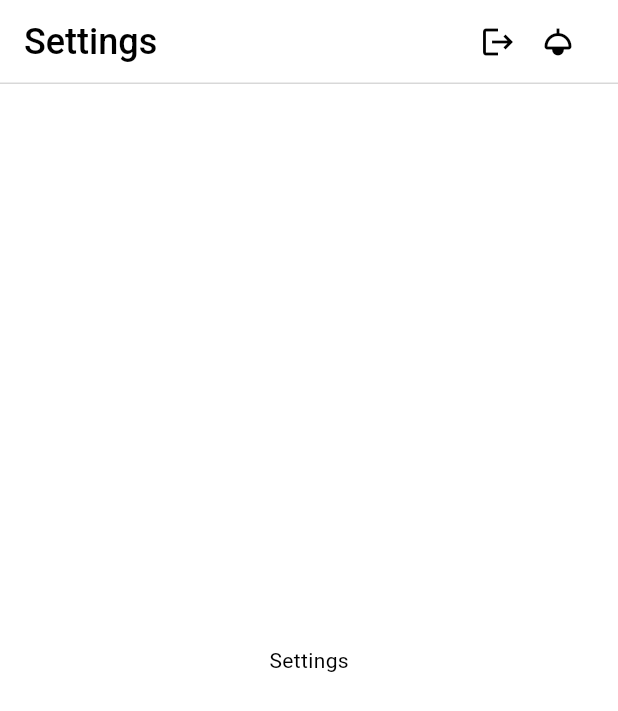
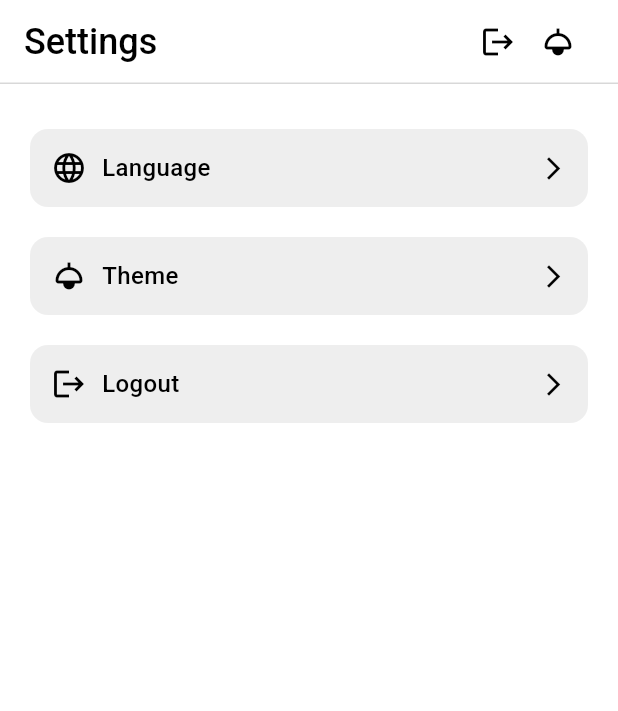
Before and after one commit to ritik453rr/flutter_cpit, a Flutter app: the SettingsView screen opened directly, on a phone screen of 412 x 824 dp. Shown: the top 711 px of the screen. Run offline on Flutter 3.47's test engine with Material 3 defaults, Android fonts, the phone set to English and light mode, and no system bars; our stand-ins replace flutter_svg, get, get_storage, widget_and_text_animator; accounts and stored records are empty.

Commit message:
Creating settings view

```diff
--- a/lib/common/app_fontsize.dart
+++ b/lib/common/app_fontsize.dart
@@ -1,5 +1,7 @@
 /// Defines standard font sizes used throughout the app.
 class AppFontsize {
   static const font12 = 12.0;
+  static const font16 = 16.0;
+
   static const font30 = 30.0;
 }
--- a/lib/common/app_theme.dart
+++ b/lib/common/app_theme.dart
@@ -2,6 +2,7 @@ import 'package:cpit/common/app_colors.dart';
 import 'package:cpit/common/app_fontsize.dart';
 import 'package:cpit/common/app_storage.dart';
 import 'package:cpit/common/common_ui.dart';
+import 'package:cpit/common/restart_app.dart';
 import 'package:cpit/global.dart';
 import 'package:flutter/material.dart';
 import 'package:get/get.dart';
@@ -15,14 +16,16 @@ class AppTheme {
     Global.setSafeArea(isDark: newIsDark);
     AppStorage.setThemeMode(isDark: newIsDark);
     Get.changeThemeMode(newIsDark ? ThemeMode.dark : ThemeMode.light);
+    RestartApp.restartApp(Get.context!);
   }
 
   /// Returns the light theme configuration.
   static ThemeData lightTheme() {
     return ThemeData(
       brightness: Brightness.light,
+      cardColor: Colors.grey[200],
       scaffoldBackgroundColor: AppColors.white,
-      splashFactory: NoSplash.splashFactory,
+      // splashFactory: NoSplash.splashFactory,
       bottomNavigationBarTheme: BottomNavigationBarThemeData(
         backgroundColor: AppColors.white,
         selectedItemColor: AppColors.black,
@@ -40,7 +43,7 @@ class AppTheme {
         bodyMedium: TextStyle(color: Colors.black),
       ),
 
-      iconTheme: const IconThemeData(color: AppColors.black),
+      iconTheme: IconThemeData(color: Colors.black),
 
       floatingActionButtonTheme: const FloatingActionButtonThemeData(
         backgroundColor: Colors.blue,
@@ -84,6 +87,8 @@ class AppTheme {
   static ThemeData darkTheme() {
     return ThemeData(
       brightness: Brightness.dark,
+      cardColor: Colors.grey.withValues(alpha: 0.09),
+
       scaffoldBackgroundColor: Colors.black,
       splashFactory: NoSplash.splashFactory,
       appBarTheme: AppBarTheme(
@@ -91,8 +96,7 @@ class AppTheme {
         foregroundColor: AppColors.black,
         surfaceTintColor: AppColors.black,
         titleTextStyle: CommonUi.customTextStyle(color: AppColors.white),
-                actionsIconTheme: IconThemeData(color: AppColors.white),
-
+        actionsIconTheme: IconThemeData(color: AppColors.white),
       ),
       bottomNavigationBarTheme: BottomNavigationBarThemeData(
         backgroundColor: AppColors.black,
--- a/lib/common/common_ui.dart
+++ b/lib/common/common_ui.dart
@@ -48,6 +48,15 @@ class CommonUi {
     return TextStyle(fontFamily: fontFamily, color: color, fontSize: fontSize);
   }
 
+
+/// Method to return round border decoration
+  static BoxDecoration roundDecoration({Color color=Colors.grey,double borderRadius=12}) {
+    return BoxDecoration(
+      color: color,
+      borderRadius: BorderRadius.circular(borderRadius)
+    );
+  }
+
   /// Custom TextButton
   static Widget textButton({
     required String title,
@@ -78,7 +87,7 @@ class CommonUi {
     );
   }
 
- /// Returns a customizable loading spinner widget.
+  /// Returns a customizable loading spinner widget.
   static Widget loadinIndicator({
     double height = 25,
     double width = 25,
--- /dev/null
+++ b/lib/common/restart_app.dart
@@ -0,0 +1,32 @@
+import 'package:flutter/material.dart';
+
+/// Widget to restart the App.
+class RestartApp extends StatefulWidget {
+  final Widget child;
+
+  const RestartApp({super.key, required this.child});
+
+  static void restartApp(BuildContext context) {
+    final _RestartAppState? state =
+        context.findAncestorStateOfType<_RestartAppState>();
+    state?.restartApp();
+  }
+
+  @override
+  State<RestartApp> createState() => _RestartAppState();
+}
+
+class _RestartAppState extends State<RestartApp> {
+  Key key = UniqueKey();
+
+  void restartApp() {
+    setState(() {
+      key = UniqueKey(); // Rebuild the whole subtree
+    });
+  }
+
+  @override
+  Widget build(BuildContext context) {
+    return KeyedSubtree(key: key, child: widget.child);
+  }
+}
--- a/lib/main.dart
+++ b/lib/main.dart
@@ -1,5 +1,6 @@
 import 'package:cpit/common/app_storage.dart';
 import 'package:cpit/common/app_theme.dart';
+import 'package:cpit/common/restart_app.dart';
 import 'package:cpit/global.dart';
 import 'package:cpit/language/app_language.dart';
 import 'package:cpit/routing/app_pages.dart';
@@ -9,9 +10,10 @@ import 'package:get/get_navigation/src/root/get_material_app.dart';
 import 'package:get_storage/get_storage.dart';
 
 void main() async {
+  WidgetsFlutterBinding.ensureInitialized();
   await GetStorage.init();
   Global.setSafeArea(isDark: AppStorage.isDarkTheme());
-  runApp(const MyApp());
+  runApp(RestartApp(child: const MyApp()));
 }
 
 class MyApp extends StatelessWidget {
--- /dev/null
+++ b/lib/model/setting_model.dart
@@ -0,0 +1,14 @@
+import 'package:flutter/widgets.dart';
+
+/// Settings model to create settings item.
+class SettingModel {
+  IconData icon;
+  String title;
+  IconData suffixIcon;
+
+  SettingModel({
+    required this.icon,
+    required this.title,
+    required this.suffixIcon,
+  });
+}
--- a/lib/pages/dashboard/settings/settings_controller.dart
+++ b/lib/pages/dashboard/settings/settings_controller.dart
@@ -1,9 +1,29 @@
 import 'package:cpit/common/app_storage.dart';
+import 'package:cpit/model/setting_model.dart';
 import 'package:cpit/routing/app_routes.dart';
+import 'package:flutter/material.dart';
 import 'package:get/get.dart';
 
 /// Controller for handling logic and actions on the Settings screen.
 class SettingsController extends GetxController {
+  /// Lists
+  var settings = <SettingModel>[
+    SettingModel(
+      icon: Icons.language,
+      title: "Language",
+      suffixIcon: Icons.arrow_forward_ios,
+    ),
+    SettingModel(
+      icon: Icons.light,
+      title: "Theme",
+      suffixIcon: Icons.arrow_forward_ios,
+    ),
+    SettingModel(
+      icon: Icons.logout,
+      title: "Logout",
+      suffixIcon: Icons.arrow_forward_ios,
+    ),
+  ];
   void logout() {
     AppStorage.setLoginStatus(status: false);
     Get.offAllNamed(AppRoutes.login);
--- a/lib/pages/dashboard/settings/settings_view.dart
+++ b/lib/pages/dashboard/settings/settings_view.dart
@@ -1,6 +1,11 @@
+import 'package:cpit/common/app_fonts.dart';
+import 'package:cpit/common/app_fontsize.dart';
+import 'package:cpit/common/common_ui.dart';
 import 'package:cpit/common/custom_appbar.dart';
+import 'package:cpit/global.dart';
 import 'package:cpit/language/strings.dart';
 import 'package:cpit/pages/dashboard/settings/settings_controller.dart';
+import 'package:cpit/pages/dashboard/settings/widgets/settings_widgets.dart';
 import 'package:flutter/material.dart';
 import 'package:get/get.dart';
 
@@ -20,7 +25,23 @@ class SettingsView extends StatelessWidget {
         },
       ),
 
-      body: Center(child: Text(Strings.settings.tr)),
+      body: ListView.builder(
+        padding: EdgeInsets.symmetric(
+          horizontal: Global.hzPadding,
+          vertical: 30,
+        ),
+        itemCount: controller.settings.length,
+        itemBuilder: (context, index) {
+          final item = controller.settings[index];
+          return settingItem(
+            icon: item.icon,
+            title: item.title,
+            suffixIcon: item.suffixIcon,
+          );
+
+
+        },
+      ),
     );
   }
 }
--- /dev/null
+++ b/lib/pages/dashboard/settings/widgets/settings_widgets.dart
@@ -0,0 +1,45 @@
+import 'package:cpit/common/app_fonts.dart';
+import 'package:cpit/common/app_fontsize.dart';
+import 'package:cpit/common/common_ui.dart';
+import 'package:cpit/global.dart';
+import 'package:flutter/material.dart';
+import 'package:get/get.dart';
+
+/// Setting Widget to create setting item
+Widget settingItem({
+  required IconData icon,
+  required String title,
+  required IconData suffixIcon,
+  bool isLast = false,
+}) {
+  return InkWell(
+    // splashColor: Colors.red,
+
+    // highlightColor: Colors.red,
+    onTap: () {
+      Global.hapticFeedback();
+    },
+    child: Container(
+      padding: EdgeInsets.all(14),
+      margin: EdgeInsets.only(bottom: isLast ? 0 : 20),
+      decoration: CommonUi.roundDecoration(
+        color: Theme.of(Get.context!).cardColor,
+      ),
+      child: Row(
+        children: [
+          Icon(icon),
+          SizedBox(width: 10),
+          Text(
+            title,
+            style: CommonUi.customTextStyle(
+              fontFamily: AppFonts.medium,
+              fontSize: AppFontsize.font16,
+            ),
+          ),
+          Spacer(),
+          Icon(suffixIcon, size: 18),
+        ],
+      ),
+    ),
+  );
+}
```
